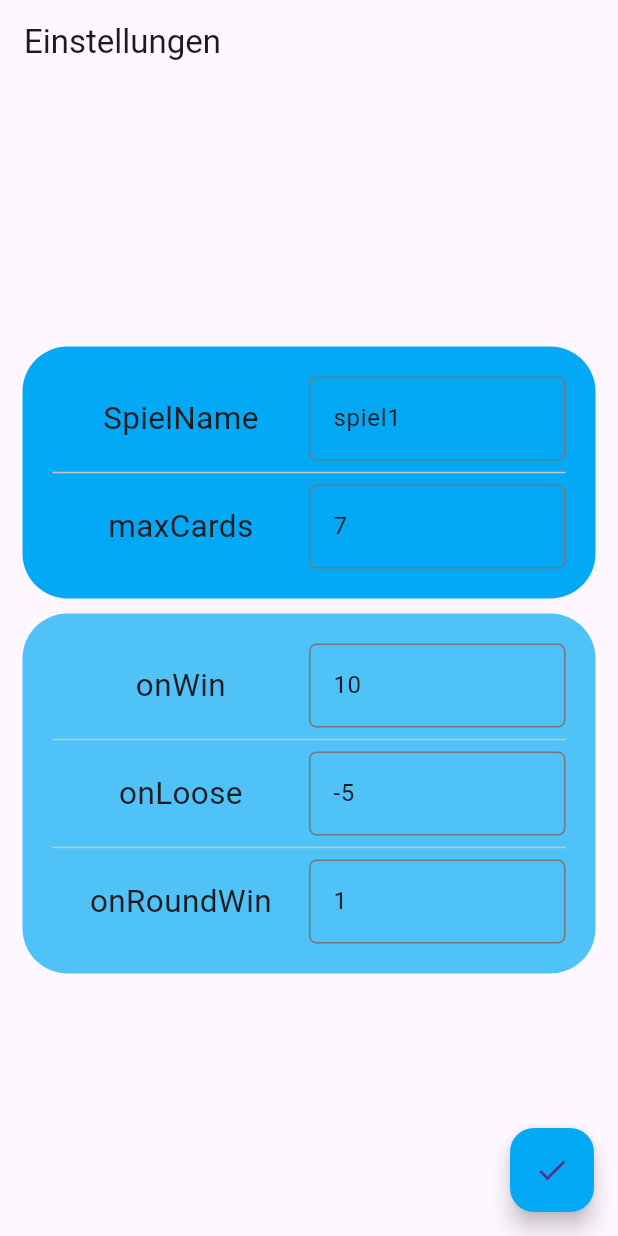
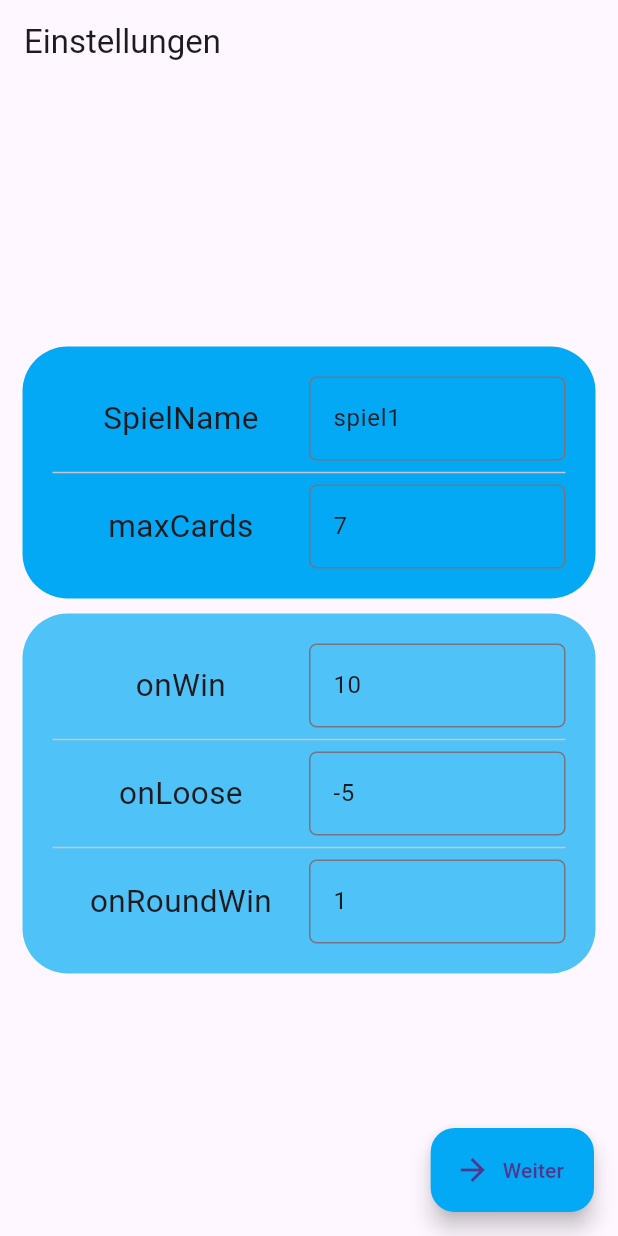
Before and after one commit to KlasL4243/Rote-20-Gewinnt, a Flutter app: the Settings screen opened directly, on a phone screen of 412 x 824 dp. Run offline on Flutter 3.47's test engine with Material 3 defaults, Android fonts, the phone set to English and light mode, and no system bars; our stand-ins replace hive_flutter; accounts and stored records are empty.

Commit message:
feat: add text to fabs

```diff
--- a/lib/presentation/names/names.dart
+++ b/lib/presentation/names/names.dart
@@ -46,10 +46,11 @@ class _NamesState extends State<Names> {
       appBar: AppBar(
         title: const Text("Namen"),
       ),
-      floatingActionButton: FloatingActionButton(
+      floatingActionButton: FloatingActionButton.extended(
+        label: const Text("Fertig"),
         backgroundColor: Colors.lightBlue,
         onPressed: validateAndSaveForm,
-        child: const Icon(Icons.check),
+        icon: const Icon(Icons.check),
       ),
       body: Form(
         key: _formKey,
--- a/lib/presentation/settings/settings.dart
+++ b/lib/presentation/settings/settings.dart
@@ -56,7 +56,8 @@ class _SettingsState extends State<Settings> {
       appBar: AppBar(
         title: const Text("Einstellungen"),
       ),
-      floatingActionButton: FloatingActionButton(
+      floatingActionButton: FloatingActionButton.extended(
+        label: Text("Weiter"),
         backgroundColor: Colors.lightBlue,
         onPressed: () {
           final state = _formKey.currentState!;
@@ -69,7 +70,7 @@ class _SettingsState extends State<Settings> {
           log("SettingsForm saved!");
           goToNames();
         },
-        child: const Icon(Icons.check),
+        icon: const Icon(Icons.arrow_forward),
       ),
       body: Form(
         key: _formKey,
```
